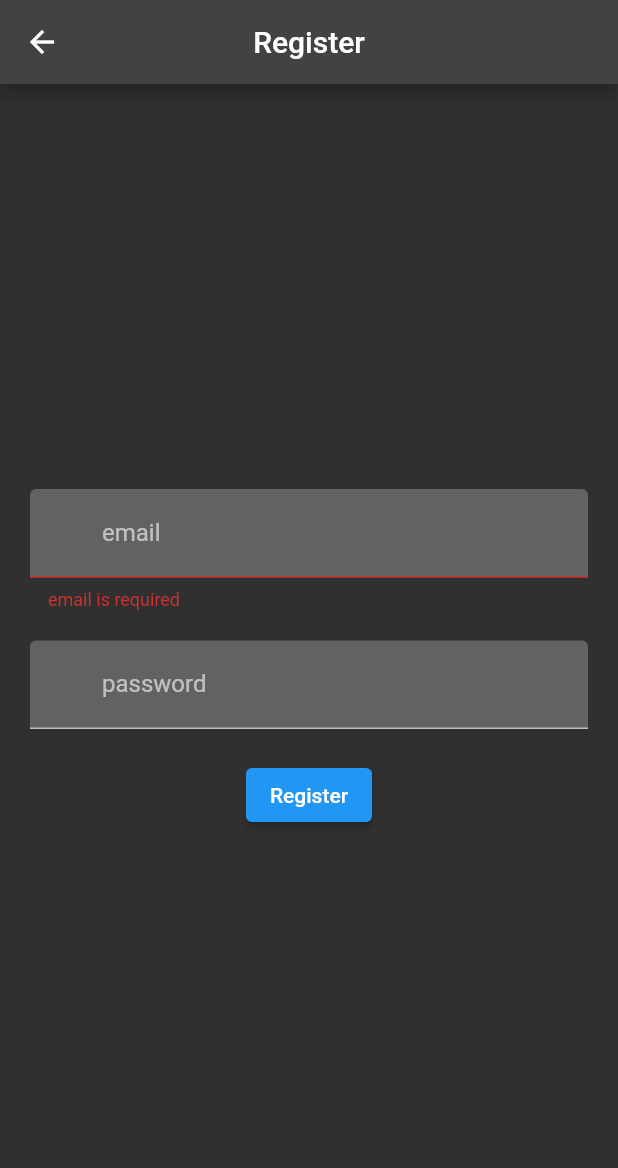
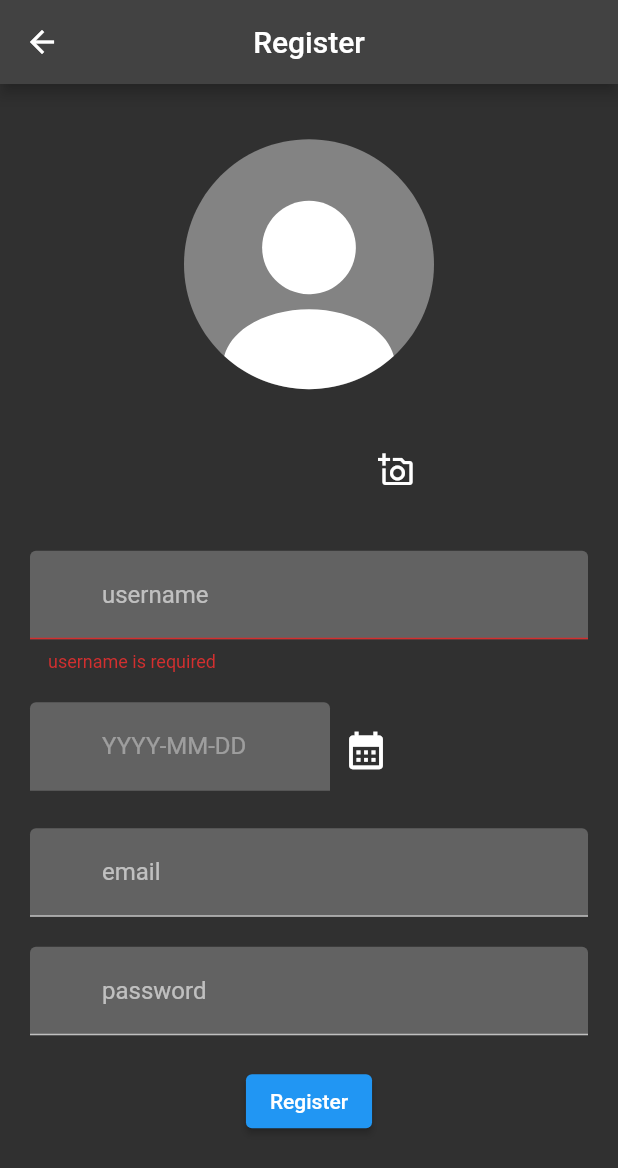
Before and after one commit to Zouuabi/nuitdInfo, a Flutter app: the RegisterScreen screen opened by its route, after a tap on "Register", on a phone screen of 412 x 824 dp. Shown: the top 1168 px of the screen. Run offline on Flutter 3.47's test engine with Material 2 defaults, Android fonts, the phone set to English and light mode, and no system bars; our stand-ins replace cloud_firestore, dartz, equatable, firebase_auth, firebase_core, flutter_bloc and 3 more; accounts and stored records are empty.

Commit message:
ejbd ye hassen

```diff
--- a/lib/src/data/repository/repository_impl.dart
+++ b/lib/src/data/repository/repository_impl.dart
@@ -30,7 +30,7 @@ class RepositoryImpl extends Repository {
   }
 
   @override
-  Future<Either<Failure, User>> createUser(
+  Future<Either<Failure, User>> register(
       String email, String password) async {
     try {
       var user = await auth.register(email, password);
--- a/lib/src/domain/repositories/repositories.dart
+++ b/lib/src/domain/repositories/repositories.dart
@@ -4,8 +4,6 @@ import 'package:firebase_auth/firebase_auth.dart';
 import '../../core/failure.dart';
 
 abstract class Repository {
-
   Future<Either<Failure, void>> signIn(String email, String password);
-  Future<Either<Failure, User>> createUser(String email, String password);
-
+  Future<Either<Failure, User>> register(String email, String password);
 }
--- a/lib/src/presentation/login/widgets/myform.dart
+++ b/lib/src/presentation/login/widgets/myform.dart
@@ -1,4 +1,6 @@
-import 'package:firebase_auth/firebase_auth.dart';
+import 'package:doft/src/data/data_source/remote_data_source/firebase_auth.dart';
+import 'package:doft/src/data/repository/repository_impl.dart';
+
 import 'package:flutter/material.dart';
 
 import '../../shared/text_field.dart';
@@ -25,7 +27,6 @@ class MyForm extends StatelessWidget {
   Widget build(BuildContext context) {
     return Column(
       children: [
-        ElevatedButton(onPressed: () {}, child: const Text('send email')),
         MyTextField(
             labelText: 'email',
             errorMessage: 'email required',
--- a/lib/src/presentation/register/cubit/register_cubit.dart
+++ b/lib/src/presentation/register/cubit/register_cubit.dart
@@ -20,12 +20,12 @@ class RegisterCubit extends Cubit<RegisterState> {
   TextEditingController emailController = TextEditingController();
   TextEditingController passwordController = TextEditingController();
 
-  String? birth;
+  String birth = 'YYYY-MM-DD';
   Uint8List? photo;
 
   void dateAdded(String date) {
     emit(RegisterDateAdded(date: date));
-    birth = date;
+    birth = date.substring(0, 9);
   }
 
   void addPhoto() async {
@@ -36,30 +36,22 @@ class RegisterCubit extends Cubit<RegisterState> {
   }
 
   void register() async {
-    // if (usernameController.text.isEmpty) {
-    //   emit(const RegisterError(errorMessage: 'username empty'));
-    // } else if (birth == null || birth == 'null') {
-    //   emit(const RegisterError(errorMessage: 'date empty'));
-    // } else if (emailController.text.isEmpty) {
-    //   emit(const RegisterError(errorMessage: 'email empty'));
-    // } else if (passwordController.text.isEmpty) {
-    //   emit(const RegisterError(errorMessage: 'password empty'));
-    // } else {
-
-    if (emailController.text.isEmpty) {
+    if (usernameController.text.isEmpty) {
+      emit(const RegisterError(errorMessage: 'username empty'));
+    } else if (birth == 'null') {
+      emit(const RegisterError(errorMessage: 'date empty'));
+    } else if (emailController.text.isEmpty) {
       emit(const RegisterError(errorMessage: 'email empty'));
     } else if (passwordController.text.isEmpty) {
       emit(const RegisterError(errorMessage: 'password empty'));
     } else {
-      var result = await _repositoryImpl.createUser(
-          emailController.text, passwordController.text);
+      var result = await _repositoryImpl.register(
+          emailController.text.trim(), passwordController.text.trim());
 
       result.fold(
         (failure) => emit(RegisterError(errorMessage: failure.errrorMessage)),
         (user) {
-          if (user.emailVerified == false) {
-            emit(const RegisterError(errorMessage: 'email not verified'));
-          }
+          emit(RegisterSubmited());
         },
       );
     }
--- a/lib/src/presentation/register/cubit/register_state.dart
+++ b/lib/src/presentation/register/cubit/register_state.dart
@@ -9,6 +9,12 @@ abstract class RegisterState extends Equatable {
 
 class RegisterInitial extends RegisterState {}
 
+class RegisterError extends RegisterState {
+  final String errorMessage;
+  const RegisterError({required this.errorMessage});
+  @override
+  List<Object> get props => [errorMessage];
+}
 
 
 
@@ -30,11 +36,5 @@ class RegisterPhotoAdded extends RegisterState {
 
 class RegisterLoading extends RegisterState {}
 
-class RegisterError extends RegisterState {
-  final String errorMessage;
-  const RegisterError({required this.errorMessage});
-  @override
-  List<Object> get props => [errorMessage];
-}
 
-class RegisterComplete extends RegisterState {}
+class RegisterSubmited extends RegisterState {}
--- a/lib/src/presentation/register/pages/register_screen.dart
+++ b/lib/src/presentation/register/pages/register_screen.dart
@@ -1,14 +1,15 @@
+import 'package:doft/src/data/data_source/remote_data_source/firebase_auth.dart';
 import 'package:flutter/material.dart';
 
 import 'package:flutter_bloc/flutter_bloc.dart';
 
 import 'package:doft/src/core/date_picker.dart';
-import 'package:doft/src/data/data_source/remote_data_source/firebase_auth.dart';
-import 'package:doft/src/data/repository/repository_impl.dart';
 import 'package:doft/src/presentation/register/cubit/register_cubit.dart';
 import 'package:doft/src/presentation/shared/text_field.dart';
 
+import '../../../data/repository/repository_impl.dart';
 import '../../shared/date.dart';
+import '../widgets/profile_photo.dart';
 
 class RegisterScreen extends StatelessWidget {
   const RegisterScreen({super.key});
@@ -23,81 +24,46 @@ class RegisterScreen extends StatelessWidget {
           title: const Text('Register'),
           centerTitle: true,
         ),
-        body: BlocConsumer<RegisterCubit, RegisterState>(
+        body: Padding(
+          padding: const EdgeInsets.all(20),
+          child: BlocConsumer<RegisterCubit, RegisterState>(
             listener: (context, state) {
-            if (state is RegisterError &&
-                state.errorMessage == 'email not verified') {
+              if (state is RegisterSubmited) {
                 showDialog(
                     context: context,
                     builder: (context) {
-                    return AlertDialog(
-                      title: const Text('Verify email'),
-                      actions: [
-                        TextButton(
-                          onPressed: () {},
-                          child: const Text('Confirm Verification'),
-                        )
-                      ],
-                    );
+                      return AlertDialog(title: const Text('RegistrationComplete'),actions: [TextButton(onPressed: (){}, child: const iText('Sign'))],);
                     });
               }
             },
             builder: (context, state) {
               var mycubit = BlocProvider.of<RegisterCubit>(context);
 
-            return Container(
-              height: double.infinity,
-              padding: const EdgeInsetsDirectional.symmetric(horizontal: 20),
-              child: Column(
+              return Column(
                 mainAxisAlignment: MainAxisAlignment.center,
                 children: [
-                  MyTextField(
-                    labelText: 'email',
-                    errorMessage: 'email is required',
-                    keyboardType: TextInputType.name,
-                    icon: null,
-                    controller: mycubit.emailController,
-                    hintText: 'user@example.com',
-                    isError: state is RegisterError &&
-                            state.errorMessage == 'email empty'
-                        ? true
-                        : false,
+                  // profile photo
+                  Expanded(
+                      flex: 2,
+                      child: ProfilePhotoSelector(
+                          pictureFile: mycubit.photo,
+                          onPressed: () {
+                            mycubit.addPhoto();
+                          })),
+                  Expanded(
+                    flex: 3,
+                    child: SingleChildScrollView(
+                      child: _getForm(mycubit, state, context),
                     ),
-                  const SizedBox(height: 20),
-                  MyTextField(
-                    labelText: 'password',
-                    errorMessage: 'password is required',
-                    keyboardType: TextInputType.name,
-                    icon: null,
-                    controller: mycubit.passwordController,
-                    hintText: 'Enter your password',
-                    isError: ((state is RegisterError) &&
-                            state.errorMessage == 'password empty')
-                        ? true
-                        : false,
-                  ),
-                  const SizedBox(height: 20),
-                  ElevatedButton(
-                      onPressed: () {
-                        mycubit.register();
-                      },
-                      child: const Text('Register')),
+                  )
                 ],
-              ),
               );
             },
           ),
         ),
+      ),
     );
   }
-
-  // Expanded(
-  //                     flex: 2,
-  //                     child: ProfilePhotoSelector(
-  //                         pictureFile: mycubit.photo,
-  //                         onPressed: () {
-  //                           mycubit.addPhoto();
-  //                         })),
 
   Column _getForm(
       RegisterCubit mycubit, RegisterState state, BuildContext context) {
@@ -123,7 +89,7 @@ class RegisterScreen extends StatelessWidget {
               : false,
           label: state is RegisterDateAdded
               ? state.date.substring(0, 9)
-              : 'YYYY-MM-DD',
+              : mycubit.birth,
           onPressed: () {
             pickDate(context).then((date) {
               mycubit.dateAdded(date.toString());
@@ -131,6 +97,36 @@ class RegisterScreen extends StatelessWidget {
           },
         ),
         const SizedBox(height: 20),
+        MyTextField(
+          labelText: 'email',
+          errorMessage: 'email is required',
+          keyboardType: TextInputType.name,
+          icon: null,
+          controller: mycubit.emailController,
+          hintText: 'user@example.com',
+          isError: state is RegisterError && state.errorMessage == 'email empty'
+              ? true
+              : false,
+        ),
+        const SizedBox(height: 20),
+        MyTextField(
+          labelText: 'password',
+          errorMessage: 'password is required',
+          keyboardType: TextInputType.name,
+          icon: null,
+          controller: mycubit.passwordController,
+          hintText: 'Enter your password',
+          isError: ((state is RegisterError) &&
+                  state.errorMessage == 'password empty')
+              ? true
+              : false,
+        ),
+        const SizedBox(height: 20),
+        ElevatedButton(
+            onPressed: () {
+              mycubit.register();
+            },
+            child: const Text('Register')),
       ],
     );
   }
--- a/pubspec.yaml
+++ b/pubspec.yaml
@@ -38,6 +38,7 @@ dependencies:
     sdk: flutter
   flutter_bloc: ^8.1.3
   flutter_svg: ^2.0.7
+  google_sign_in: ^6.1.4
   http: ^1.1.0
   image_picker: ^1.0.1
   internet_connection_checker: ^1.0.0+1
```
Also changed, not shown: pubspec.lock. Lines whose indentation alone changed are shown as unchanged.
